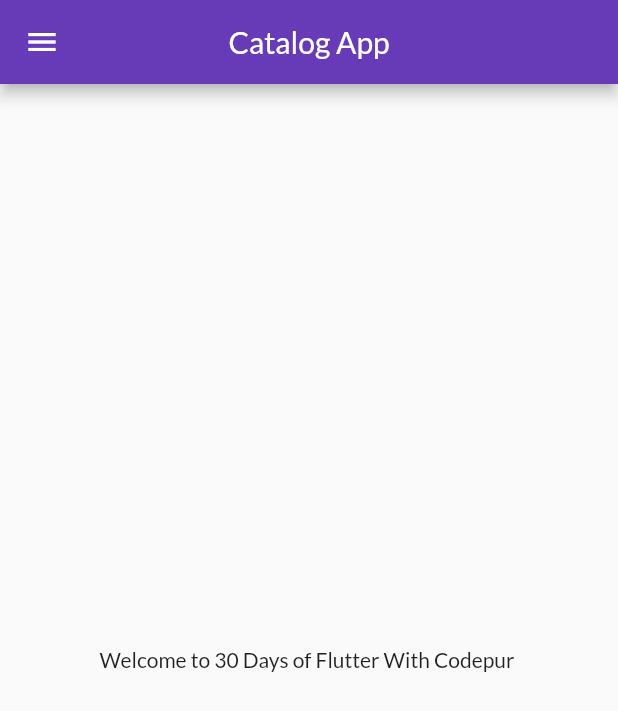
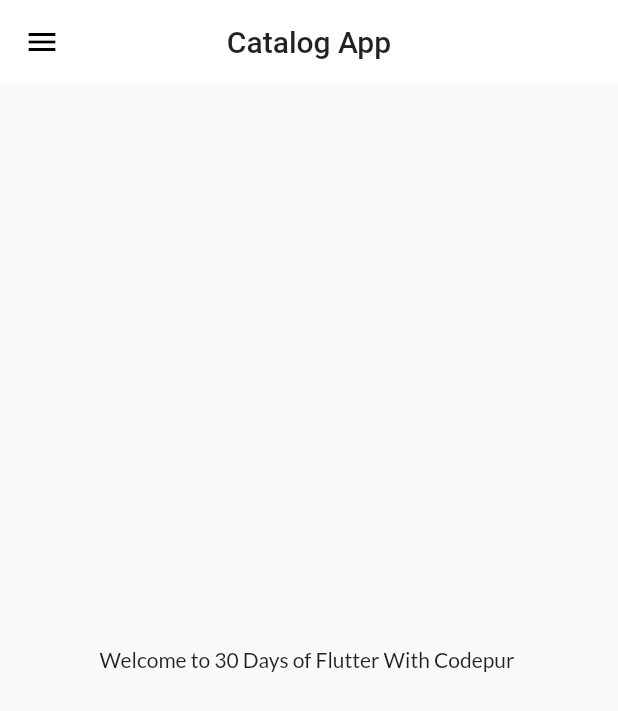
Before and after one commit to Sadid369/flutter_catalog, a Flutter app: the screen it shows after launch, on a phone screen of 412 x 824 dp. Shown: the top 711 px of the screen. Run offline on Flutter 3.47's test engine with Material 2 defaults, Android fonts, the phone set to English and light mode, and no system bars; our stand-ins replace google_fonts.

Commit message:
Theme Extarted

```diff
--- a/lib/main.dart
+++ b/lib/main.dart
@@ -1,6 +1,7 @@
 import 'package:flutter/material.dart';
 import 'package:flutter_catalog/pages/login_page.dart';
 import 'package:flutter_catalog/utils/my_routes.dart';
+import 'package:flutter_catalog/widgets/my_themes.dart';
 import 'pages/home_page.dart';
 import 'package:google_fonts/google_fonts.dart';
 
@@ -16,14 +17,9 @@ class MyApp extends StatelessWidget {
     int days = 30;
     return MaterialApp(
       debugShowCheckedModeBanner: false,
-      darkTheme: ThemeData(
-        brightness: Brightness.dark,
-      ),
+      darkTheme: MyTheme.darkTheme(context),
       themeMode: ThemeMode.light,
-      theme: ThemeData(
-        primarySwatch: Colors.deepPurple,
-        fontFamily: GoogleFonts.lato().fontFamily,
-      ),
+      theme: MyTheme.lightTheme(context),
       initialRoute: MyRoutes.homeRoute,
       routes: {
         '/': (context) => LoginPage(),
--- /dev/null
+++ b/lib/widgets/my_themes.dart
@@ -0,0 +1,18 @@
+import 'package:flutter/material.dart';
+import 'package:google_fonts/google_fonts.dart';
+
+class MyTheme {
+  static ThemeData lightTheme(BuildContext context) => ThemeData(
+        primarySwatch: Colors.deepPurple,
+        fontFamily: GoogleFonts.lato().fontFamily,
+        appBarTheme: AppBarTheme(
+          color: Colors.white,
+          elevation: 0,
+          iconTheme: IconThemeData(color: Colors.black),
+          textTheme: Theme.of(context).textTheme,
+        ),
+      );
+  static ThemeData darkTheme(BuildContext context) => ThemeData(
+        brightness: Brightness.dark,
+      );
+}
```
